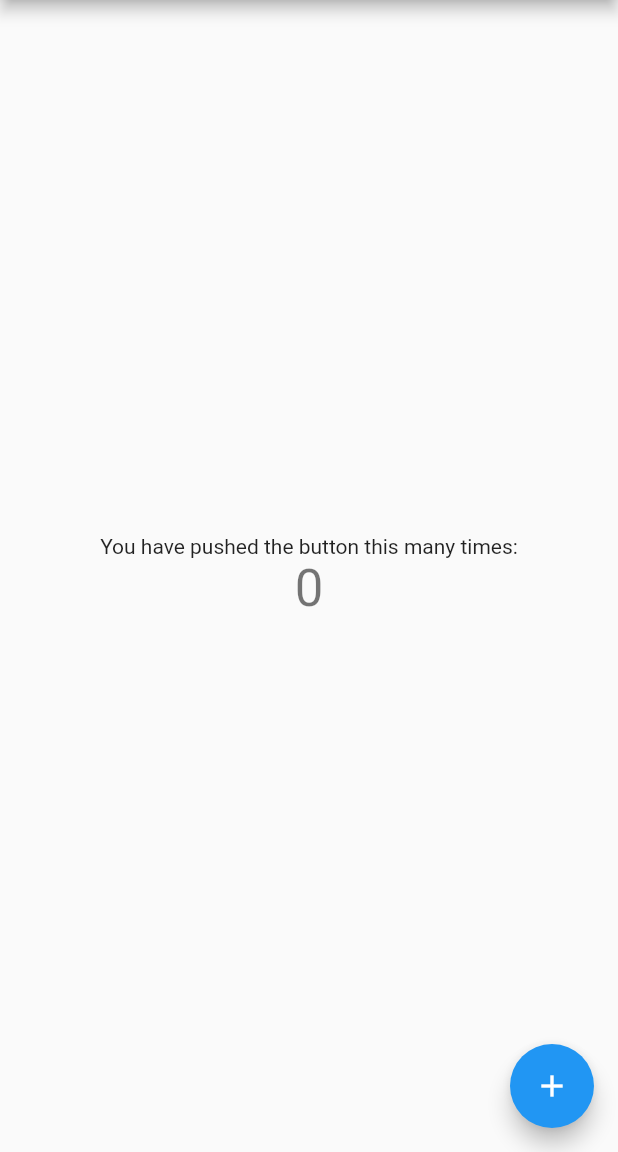
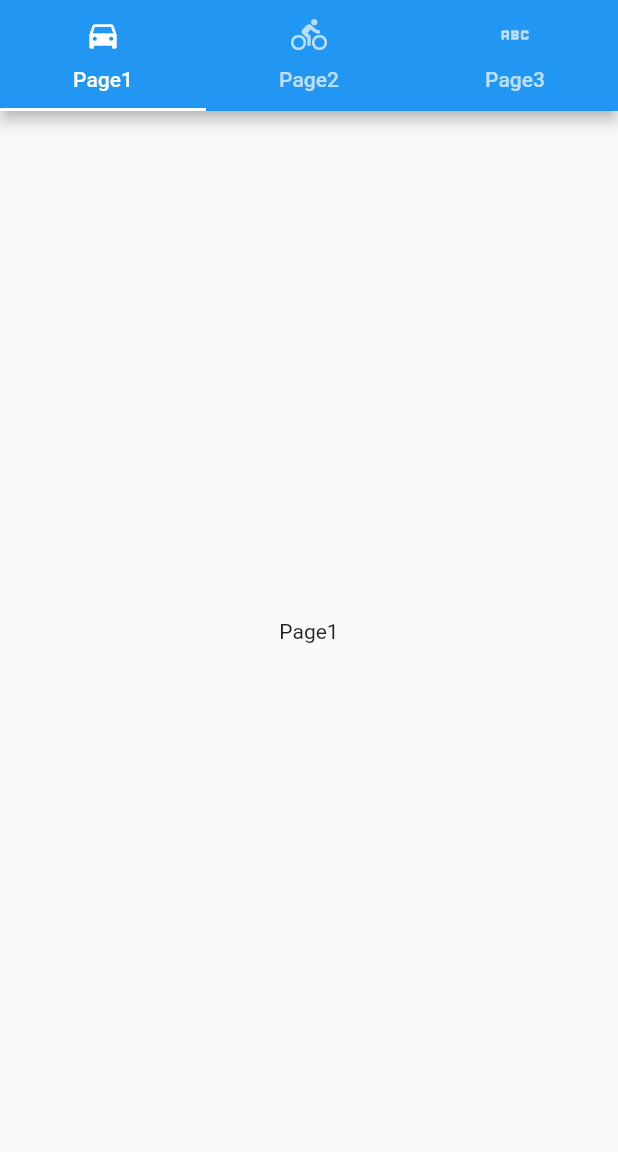
Before and after one commit to mshige1979/flutter_samples, a Flutter app: the screen it shows after launch, on a phone screen of 412 x 824 dp, the part 84-1236 px from its top. Run offline on Flutter 3.47's test engine with Material 2 defaults, Android fonts, the phone set to English and light mode, and no system bars.

Commit message:
#6 TOPタブを作成

```diff
--- a/06_tabs01/lib/main.dart
+++ b/06_tabs01/lib/main.dart
@@ -1,14 +1,20 @@
 import 'package:flutter/material.dart';
 import 'package:tabs01/screen/home.dart';
+
 
 void main() {
   runApp(const MyApp());
 }
 
+class TabInfo {
+  String label;
+  Widget widget;
+  TabInfo(this.label, this.widget);
+}
+
 class MyApp extends StatelessWidget {
   const MyApp({Key? key}) : super(key: key);
 
-  // This widget is the root of your application.
   @override
   Widget build(BuildContext context) {
     return MaterialApp(
@@ -16,7 +22,7 @@ class MyApp extends StatelessWidget {
       theme: ThemeData(
         primarySwatch: Colors.blue,
       ),
-      home: const MyHomePage(title: 'Top Tab Sample'),
+      home: MyHomePage(title: 'Top Tab Sample'),
     );
   }
 }
--- a/06_tabs01/lib/screen/home.dart
+++ b/06_tabs01/lib/screen/home.dart
@@ -1,7 +1,16 @@
 import 'package:flutter/material.dart';
+import 'package:tabs01/screen/page1.dart';
+import 'package:tabs01/screen/page2.dart';
+import 'package:tabs01/screen/page3.dart';
 
 class MyHomePage extends StatefulWidget {
-  const MyHomePage({Key? key, required this.title}) : super(key: key);
+  MyHomePage({Key? key, required this.title}) : super(key: key);
+
+  final _tab = <Tab> [
+    Tab( text:'Page1', icon: Icon(Icons.directions_car)),
+    Tab( text:'Page2', icon: Icon(Icons.directions_bike)),
+    Tab( text:'Page3', icon: Icon(Icons.abc)),
+  ];
 
   final String title;
 
@@ -10,38 +19,25 @@ class MyHomePage extends StatefulWidget {
 }
 
 class _MyHomePageState extends State<MyHomePage> {
-  int _counter = 0;
-
-  void _incrementCounter() {
-    setState(() {
-      _counter++;
-    });
-  }
 
   @override
   Widget build(BuildContext context) {
-    return Scaffold(
-      appBar: AppBar(
-        title: Text(widget.title),
-      ),
-      body: Center(
-        child: Column(
-          mainAxisAlignment: MainAxisAlignment.center,
+    return DefaultTabController(
+      length: widget._tab.length,
+      child: Scaffold(
+        appBar: AppBar(
+          title: Text(widget.title),
+          bottom: TabBar(
+            tabs: widget._tab,
+          ),
+        ),
+        body: TabBarView(
           children: <Widget>[
-            const Text(
-              'You have pushed the button this many times:',
-            ),
-            Text(
-              '$_counter',
-              style: Theme.of(context).textTheme.headline4,
-            ),
+            Page1(title: "aaaa"),
+            Page2(title: "bbbb"),
+            Page3(title: "cccc"),
           ],
         ),
-      ),
-      floatingActionButton: FloatingActionButton(
-        onPressed: _incrementCounter,
-        tooltip: 'Increment',
-        child: const Icon(Icons.add),
       ),
     );
   }
--- /dev/null
+++ b/06_tabs01/lib/screen/page1.dart
@@ -0,0 +1,29 @@
+import 'package:flutter/material.dart';
+
+class Page1 extends StatefulWidget {
+  const Page1({Key? key, required this.title}) : super(key: key);
+
+  final String title;
+
+  @override
+  State<Page1> createState() => _Page1State();
+}
+
+class _Page1State extends State<Page1> {
+
+  @override
+  Widget build(BuildContext context) {
+    return Scaffold(
+      body: Center(
+        child: Column(
+          mainAxisAlignment: MainAxisAlignment.center,
+          children: <Widget>[
+            const Text(
+              'Page1',
+            ),
+          ],
+        ),
+      ),
+    );
+  }
+}
--- /dev/null
+++ b/06_tabs01/lib/screen/page2.dart
@@ -0,0 +1,29 @@
+import 'package:flutter/material.dart';
+
+class Page2 extends StatefulWidget {
+  const Page2({Key? key, required this.title}) : super(key: key);
+
+  final String title;
+
+  @override
+  State<Page2> createState() => _Page2State();
+}
+
+class _Page2State extends State<Page2> {
+
+  @override
+  Widget build(BuildContext context) {
+    return Scaffold(
+      body: Center(
+        child: Column(
+          mainAxisAlignment: MainAxisAlignment.center,
+          children: <Widget>[
+            const Text(
+              'Page2',
+            ),
+          ],
+        ),
+      ),
+    );
+  }
+}
--- /dev/null
+++ b/06_tabs01/lib/screen/page3.dart
@@ -0,0 +1,29 @@
+import 'package:flutter/material.dart';
+
+class Page3 extends StatefulWidget {
+  const Page3({Key? key, required this.title}) : super(key: key);
+
+  final String title;
+
+  @override
+  State<Page3> createState() => _Page3State();
+}
+
+class _Page3State extends State<Page3> {
+
+  @override
+  Widget build(BuildContext context) {
+    return Scaffold(
+      body: Center(
+        child: Column(
+          mainAxisAlignment: MainAxisAlignment.center,
+          children: <Widget>[
+            const Text(
+              'Page3',
+            ),
+          ],
+        ),
+      ),
+    );
+  }
+}
```
